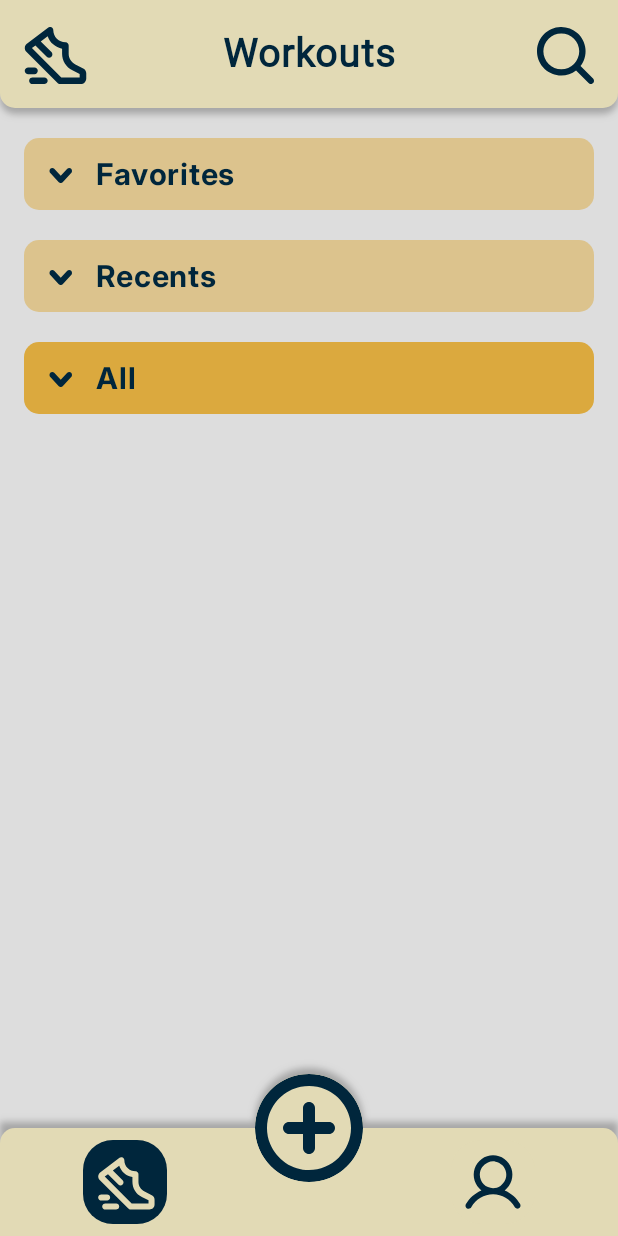
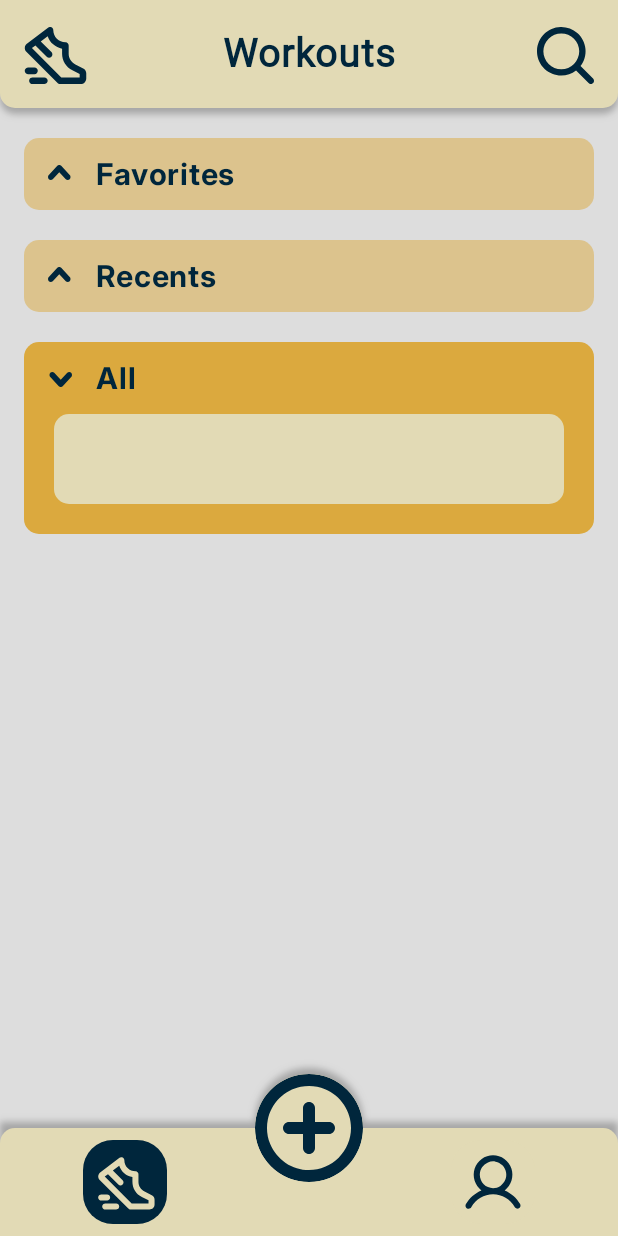
Before and after one commit to DoctorJ4303/TrackMaster, an Android app built with Jetpack Compose: the screen it shows after launch (MainActivity), after a tap on "All", on a phone screen of 412 x 824 dp. Run offline under Robolectric (Android 15) with nearby library versions, the phone set to English and light mode, and no system bars; our stand-ins replace livedata-compose; Roboto replaces fonts that are not available here.

Commit message:
Added Item in the ListItem

```diff
--- a/app/src/main/java/org/crabcraft/trackmaster/ui/activity/MainActivity.kt
+++ b/app/src/main/java/org/crabcraft/trackmaster/ui/activity/MainActivity.kt
@@ -20,6 +20,7 @@ import org.crabcraft.trackmaster.ui.common.components.ListItem
 import org.crabcraft.trackmaster.ui.common.components.NavigationBar
 import org.crabcraft.trackmaster.ui.common.components.StatusBar
 import org.crabcraft.trackmaster.ui.common.theme.TrackMasterTheme
+import org.crabcraft.trackmaster.util.ListItem
 import org.crabcraft.trackmaster.util.UIState
 import org.crabcraft.trackmaster.viewmodel.MainViewModel
 
--- /dev/null
+++ b/app/src/main/java/org/crabcraft/trackmaster/ui/common/components/Item.kt
@@ -0,0 +1,23 @@
+package org.crabcraft.trackmaster.ui.common.components
+
+import androidx.compose.foundation.background
+import androidx.compose.foundation.layout.Box
+import androidx.compose.foundation.layout.fillMaxWidth
+import androidx.compose.foundation.layout.height
+import androidx.compose.foundation.shape.RoundedCornerShape
+import androidx.compose.material3.MaterialTheme
+import androidx.compose.runtime.Composable
+import androidx.compose.ui.Modifier
+import androidx.compose.ui.draw.clip
+import androidx.compose.ui.unit.dp
+
+@Composable
+fun Item () {
+    Box(
+        modifier = Modifier
+            .clip(RoundedCornerShape(10.dp))
+            .fillMaxWidth()
+            .height(60.dp)
+            .background(MaterialTheme.colorScheme.primary)
+    )
+}
--- a/app/src/main/java/org/crabcraft/trackmaster/ui/common/components/ListItem.kt
+++ b/app/src/main/java/org/crabcraft/trackmaster/ui/common/components/ListItem.kt
@@ -3,11 +3,16 @@ package org.crabcraft.trackmaster.ui.common.components
 import androidx.compose.foundation.Image
 import androidx.compose.foundation.background
 import androidx.compose.foundation.clickable
+import androidx.compose.foundation.layout.Arrangement
 import androidx.compose.foundation.layout.Box
+import androidx.compose.foundation.layout.Column
 import androidx.compose.foundation.layout.Row
+import androidx.compose.foundation.layout.fillMaxHeight
 import androidx.compose.foundation.layout.fillMaxSize
 import androidx.compose.foundation.layout.fillMaxWidth
 import androidx.compose.foundation.layout.height
+import androidx.compose.foundation.layout.padding
+import androidx.compose.foundation.layout.size
 import androidx.compose.foundation.layout.wrapContentHeight
 import androidx.compose.foundation.shape.RoundedCornerShape
 import androidx.compose.material3.MaterialTheme
@@ -16,51 +21,34 @@ import androidx.compose.runtime.Composable
 import androidx.compose.ui.Alignment
 import androidx.compose.ui.Modifier
 import androidx.compose.ui.draw.clip
+import androidx.compose.ui.draw.rotate
+import androidx.compose.ui.graphics.ColorFilter
 import androidx.compose.ui.graphics.vector.ImageVector
 import androidx.compose.ui.res.vectorResource
 import androidx.compose.ui.text.style.TextAlign
 import androidx.compose.ui.unit.dp
+import coil.size.Size
 import org.crabcraft.trackmaster.R
 import org.crabcraft.trackmaster.model.Workout
-
-sealed class ListItem() {
-    abstract val title: String
-    abstract var expanded: Boolean
-    abstract val onClick: () -> Unit
-
-    data class Workout(
-        override val title: String,
-        override var expanded: Boolean = false,
-        override val onClick: () -> Unit,
-        var workouts: List<Workout> = listOf()) : ListItem()
-
-    data class Athlete(
-        override val title: String,
-        override var expanded: Boolean = false,
-        override val onClick: () -> Unit,
-        var athletes: List<Athlete> = listOf()) : ListItem()
-
-    fun getListItem(): @Composable () -> Unit {
-        return {
-            ListItem(name = this.title, expanded = this.expanded, onClick = onClick)
-        }
-    }
-}
 
 @Composable
 fun ListItem(expanded: Boolean = false, name: String, onClick: () -> Unit = {}) {
     when (expanded) {
         true -> {
-            Box(
+            Column (
                 Modifier
                     .clip(RoundedCornerShape(10.dp))
                     .fillMaxWidth()
-                    .height(48.dp)
-                    .background(MaterialTheme.colorScheme.secondary.copy(alpha = 1f))
-                    .clickable(onClick = onClick)
+                    .wrapContentHeight()
+                    .background(MaterialTheme.colorScheme.secondary.copy(alpha = 1f)),
+                verticalArrangement = Arrangement.spacedBy(0.dp)
             ) {
-                Row {
+                Row (
+                    Modifier.clickable(onClick = onClick)
+                ) {
                     Image(
+                        modifier = Modifier.size(48.dp),
+                        colorFilter = ColorFilter.tint(MaterialTheme.colorScheme.onPrimary),
                         imageVector = ImageVector.vectorResource(R.drawable.caret_down),
                         contentDescription = null
                     )
@@ -69,8 +57,18 @@ fun ListItem(expanded: Boolean = false, name: String, onClick: () -> Unit = {})
                         style = MaterialTheme.typography.labelMedium,
                         textAlign = TextAlign.Start,
                         color = MaterialTheme.colorScheme.onSecondary,
-                        modifier = Modifier.fillMaxSize().wrapContentHeight(Alignment.CenterVertically)
+                        modifier = Modifier.fillMaxWidth().height(48.dp).wrapContentHeight(Alignment.CenterVertically)
                     )
+                }
+                Column (
+                    Modifier
+                        .fillMaxHeight()
+                        .fillMaxWidth()
+                        .wrapContentHeight(Alignment.Top)
+                        .padding(top = 0.dp, start = 20.dp, end = 20.dp, bottom = 20.dp),
+                    verticalArrangement = Arrangement.spacedBy(10.dp)
+                ){
+                    Item()
                 }
             }
         }
@@ -81,10 +79,13 @@ fun ListItem(expanded: Boolean = false, name: String, onClick: () -> Unit = {})
                     .fillMaxWidth()
                     .height(48.dp)
                     .background(MaterialTheme.colorScheme.secondary.copy(alpha = 0.5f))
-                    .clickable(onClick = onClick)
             ) {
-                Row {
+                Row (
+                    Modifier.clickable(onClick = onClick)
+                ) {
                     Image(
+                        modifier = Modifier.size(48.dp).rotate(180f),
+                        colorFilter = ColorFilter.tint(MaterialTheme.colorScheme.onPrimary),
                         imageVector = ImageVector.vectorResource(R.drawable.caret_down),
                         contentDescription = null
                     )
@@ -93,7 +94,7 @@ fun ListItem(expanded: Boolean = false, name: String, onClick: () -> Unit = {})
                         style = MaterialTheme.typography.labelMedium,
                         textAlign = TextAlign.Start,
                         color = MaterialTheme.colorScheme.onSecondary,
-                        modifier = Modifier.fillMaxSize().wrapContentHeight(Alignment.CenterVertically)
+                        modifier = Modifier.fillMaxWidth().height(48.dp).wrapContentHeight(Alignment.CenterVertically)
                     )
                 }
             }
--- a/app/src/main/java/org/crabcraft/trackmaster/ui/common/components/NavigationBar.kt
+++ b/app/src/main/java/org/crabcraft/trackmaster/ui/common/components/NavigationBar.kt
@@ -19,6 +19,7 @@ import androidx.compose.runtime.Composable
 import androidx.compose.ui.Alignment
 import androidx.compose.ui.Modifier
 import androidx.compose.ui.draw.clip
+import androidx.compose.ui.graphics.ColorFilter
 import androidx.compose.ui.graphics.vector.ImageVector
 import androidx.compose.ui.res.vectorResource
 import androidx.compose.ui.unit.dp
@@ -64,6 +65,7 @@ fun NavigationBar (uiState: UIState) {
         ) {
             Image(
                 imageVector = ImageVector.vectorResource(R.drawable.plus),
+                colorFilter = ColorFilter.tint(MaterialTheme.colorScheme.onPrimary),
                 contentDescription = null,
                 modifier = Modifier.align(Alignment.Center)
             )
--- /dev/null
+++ b/app/src/main/java/org/crabcraft/trackmaster/util/ListItem.kt
@@ -0,0 +1,28 @@
+package org.crabcraft.trackmaster.util
+
+import androidx.compose.runtime.Composable
+import org.crabcraft.trackmaster.ui.common.components.ListItem
+
+sealed class ListItem() {
+    abstract val title: String
+    abstract var expanded: Boolean
+    abstract val onClick: () -> Unit
+
+    data class Workout(
+        override val title: String,
+        override var expanded: Boolean = false,
+        override val onClick: () -> Unit,
+        var workouts: List<Workout> = listOf()) : ListItem()
+
+    data class Athlete(
+        override val title: String,
+        override var expanded: Boolean = false,
+        override val onClick: () -> Unit,
+        var athletes: List<Athlete> = listOf()) : ListItem()
+
+    fun getListItem(): @Composable () -> Unit {
+        return {
+            ListItem(name = this.title, expanded = this.expanded, onClick = onClick)
+        }
+    }
+}
--- a/app/src/main/java/org/crabcraft/trackmaster/viewmodel/MainViewModel.kt
+++ b/app/src/main/java/org/crabcraft/trackmaster/viewmodel/MainViewModel.kt
@@ -5,7 +5,7 @@ import androidx.lifecycle.MutableLiveData
 import androidx.lifecycle.ViewModel
 import androidx.lifecycle.viewModelScope
 import kotlinx.coroutines.launch
-import org.crabcraft.trackmaster.ui.common.components.ListItem
+import org.crabcraft.trackmaster.util.ListItem
 import org.crabcraft.trackmaster.util.UIState
 
 class MainViewModel: ViewModel() {
@@ -24,7 +24,6 @@ class MainViewModel: ViewModel() {
             when (state) {
                 is UIState.Workout -> {
                     _uiState.value = state.copy(onClick = {
-                        println("ITS RUNNING")
                         setUIState(UIState.Athlete())
                     })
 
@@ -67,10 +66,16 @@ class MainViewModel: ViewModel() {
             val currentList = _listItems.value!!.toMutableList()
 
             List(currentList.size) { i ->
-                if (_uiState.value is UIState.Workout)
-                    currentList[i] = (currentList[i] as ListItem.Workout).copy(expanded = (i == index))
-                else if (_uiState.value is UIState.Athlete)
-                    currentList[i] = (currentList[i] as ListItem.Athlete).copy(expanded = (i == index))
+                val item: ListItem
+                if (_uiState.value is UIState.Workout) {
+                    item = (currentList[i] as ListItem.Workout)
+                    currentList[i] = item.copy(expanded = i == index && !item.expanded)
+
+                }
+                else if (_uiState.value is UIState.Athlete) {
+                    item = (currentList[i] as ListItem.Athlete)
+                    currentList[i] = item.copy(expanded = i == index && !item.expanded)
+                }
             }
             _listItems.value = currentList
         }
```
